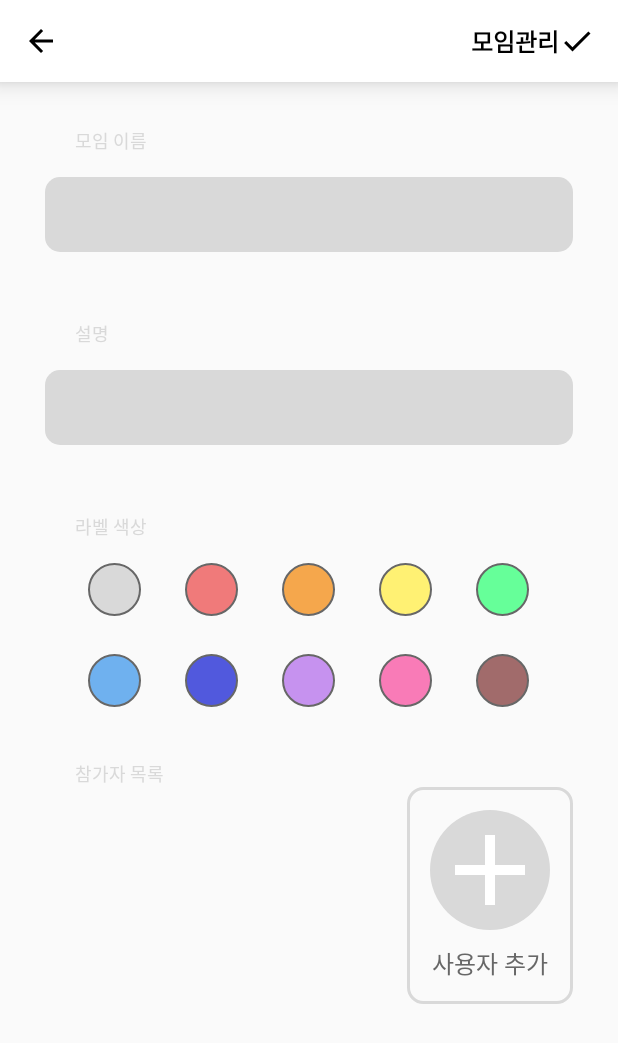
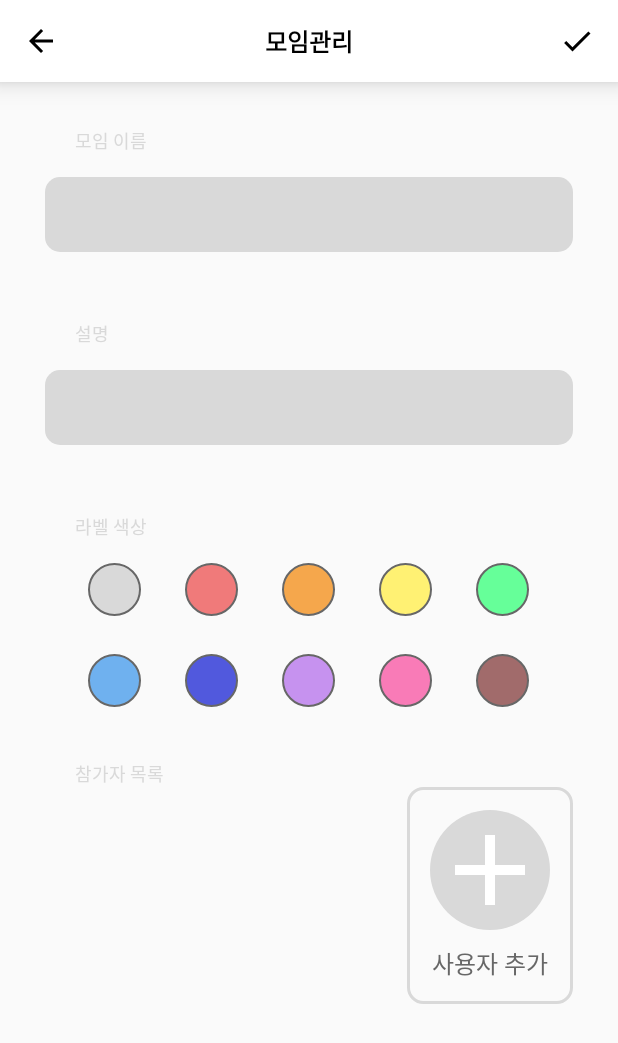
Before and after one commit to Team-Krew/KREW2, an Android app: the GroupActivity screen opened directly, with no data from a screen before it, on a phone screen of 412 x 824 dp. Shown: the top 1043 px of the screen. Run offline under Robolectric (Android 15) with nearby library versions, the phone set to English and light mode, and no system bars; our stand-ins replace Firebase (no records; nobody signed in at launch, a user with empty details on screens opened directly).

Commit message:
AddGroup Checkpoint2

```diff
--- a/app/src/main/java/com/example/krew/ApplicationClass.kt
+++ b/app/src/main/java/com/example/krew/ApplicationClass.kt
@@ -34,7 +34,7 @@ class ApplicationClass : Application() {
         sSharedPreferences = applicationContext.getSharedPreferences("KREW", MODE_PRIVATE)
         spEditor = sSharedPreferences.edit()
 
-//        spEditor.putString("user_id", "seokjun2000@gmail.com").apply()
-        user_id = sSharedPreferences.getString("user_id", null)
+        //spEditor.putString("id", null) //wiping calendar data
+
     }
 }
--- a/app/src/main/res/layout/activity_group.xml
+++ b/app/src/main/res/layout/activity_group.xml
@@ -34,7 +34,7 @@
             android:textStyle="bold"
             app:layout_constraintBottom_toBottomOf="parent"
             app:layout_constraintEnd_toStartOf="@+id/iv_check"
-            app:layout_constraintStart_toEndOf="@+id/imageView"
+            app:layout_constraintStart_toEndOf="@+id/iv_back"
             app:layout_constraintTop_toTopOf="parent" />
 
         <ImageView
```
